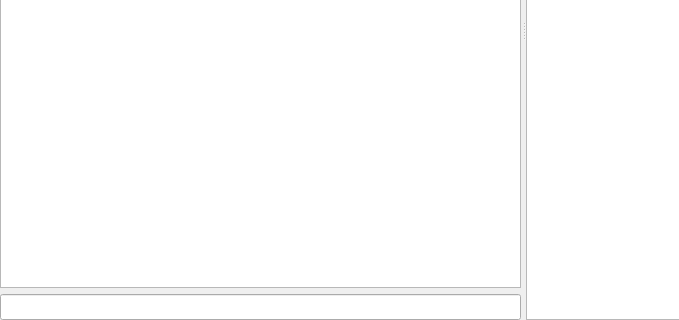
Above: src/_res/chat/channel.ui from FAForever/client before the change; both pictures show x 0 to 679 and y 260 to 580 of the 782 by 580 pixel window. Below: the same form after it.
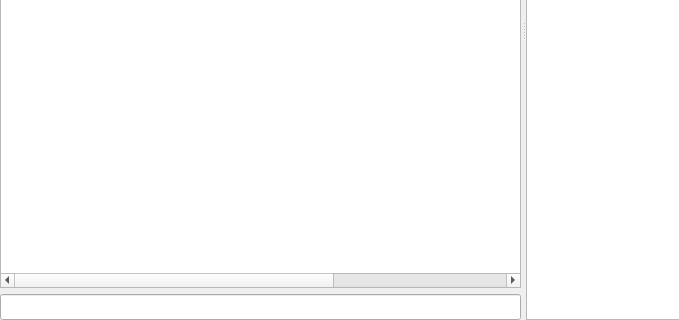
That is the form after the change. Custom widgets are drawn as their Qt base class.

Commit message: Wrapping at startup a little prettier now.

Patch:
```diff
--- a/src/_res/chat/channel.ui
+++ b/src/_res/chat/channel.ui
@@ -63,7 +63,10 @@
           <set>QTextEdit::AutoNone</set>
          </property>
          <property name="lineWrapMode">
-          <enum>QTextEdit::WidgetWidth</enum>
+          <enum>QTextEdit::FixedPixelWidth</enum>
+         </property>
+         <property name="lineWrapColumnOrWidth">
+          <number>800</number>
          </property>
          <property name="readOnly">
           <bool>true</bool>
```
